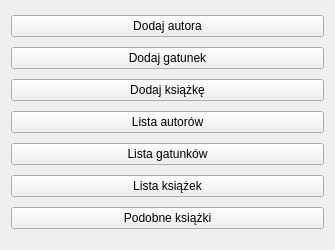
The window that Views/Main.ui (Aniket1900/BookDatabase) describes before a commit, drawn with Qt 5.
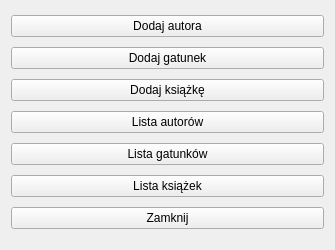
The same window after the commit.

What changed in the file:
```diff
--- a/Views/Main.ui
+++ b/Views/Main.ui
@@ -59,7 +59,7 @@
    <item>
     <widget class="QPushButton" name="pushButton">
      <property name="text">
-      <string>Podobne książki</string>
+      <string>Zamknij</string>
      </property>
     </widget>
    </item>
```
Left out of the diff: 21 changed lines with no effect on the pictures.
